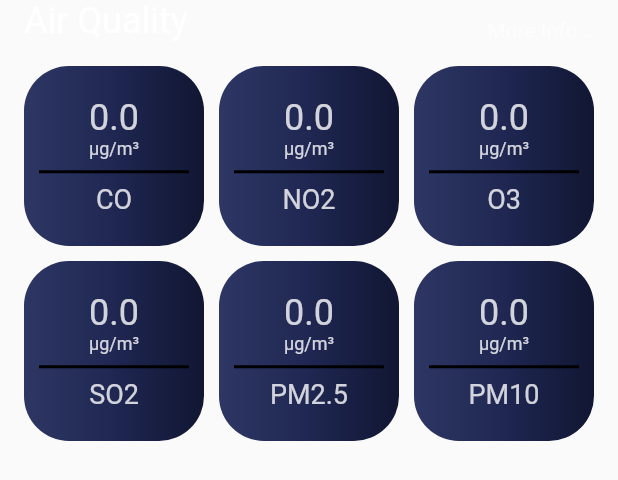
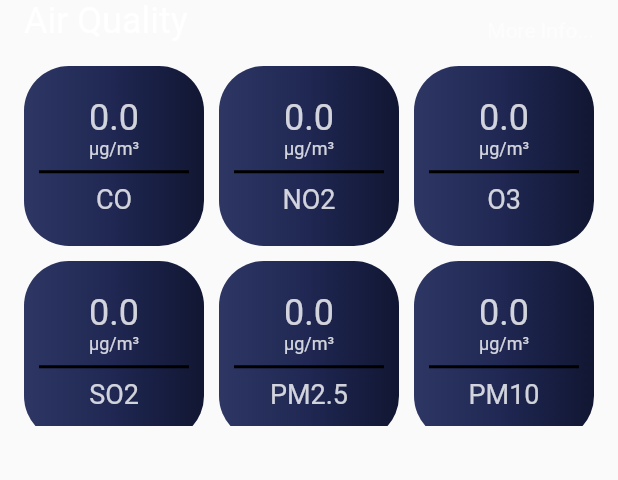
Before and after one commit to AbhinayPatil/Hows-The-Sky-, a Flutter app: the AqiGraph widget shown alone on an empty page, opened directly with empty values, on a phone screen of 412 x 824 dp. Shown: the top 480 px of the screen. Run offline on Flutter 3.47's test engine with Material 2 defaults, Android fonts, the phone set to English and light mode, and no system bars; our stand-ins replace geocoding, geolocator.

```diff
--- a/lib/providers/current_weather_provider.dart
+++ b/lib/providers/current_weather_provider.dart
@@ -6,6 +6,7 @@ import 'package:weatherapp/services/current_weather_api.dart';
 class CurrentWeatherProvider with ChangeNotifier {
   final _service = CurrentWeatherApi();
   bool isLoading = false;
+  bool loadedOnce = false;
   CurrentWeatherModel _currentWeather = CurrentWeatherModel(
     aqi: {},
     aqiColor: Colors.white,
@@ -24,9 +25,12 @@ class CurrentWeatherProvider with ChangeNotifier {
   Future<void> updateData(String lat, String lon) async {
     isLoading = true;
     notifyListeners();
-    final response = await _service.apiCall(lat, lon);
+    if (loadedOnce == false) {
+      final response = await _service.apiCall(lat, lon);
     _currentWeather = response;
+    }
     isLoading = false;
+    loadedOnce = true;
     notifyListeners();
   }
 }
--- a/lib/screens/splash_screen.dart
+++ b/lib/screens/splash_screen.dart
@@ -8,7 +8,7 @@ import 'package:weatherapp/providers/current_location_provider.dart';
 import 'package:weatherapp/utils/bottom_nav_bar.dart';
 
 class SplashScreen extends StatefulWidget {
-  SplashScreen({super.key});
+  const SplashScreen({super.key});
 
   @override
   State<SplashScreen> createState() => _SplashScreenState();
@@ -103,7 +103,7 @@ class _SplashScreenState extends State<SplashScreen> {
           _currentPosition!.latitude.toString(),
           _currentPosition!.longitude.toString(),
         );
-        Navigator.push(
+        Navigator.pushReplacement(
           context,
           MaterialPageRoute(
             builder: (context) => const BottomNavBar(),
--- a/lib/utils/aqi_graph.dart
+++ /dev/null
@@ -1,100 +0,0 @@
-import 'package:flutter/material.dart';
-import 'package:weatherapp/utils/bar_widget.dart';
-
-class AqiGraph extends StatelessWidget {
-  double? co;
-  double? no2;
-  double? o3;
-  double? so2;
-  double? pm2_5;
-  double? pm10;
-  double? epaIndex;
-  AqiGraph(
-      {super.key,
-      required this.co,
-      required this.no2,
-      required this.o3,
-      required this.epaIndex,
-      required this.pm10,
-      required this.pm2_5,
-      required this.so2});
-
-  @override
-  Widget build(BuildContext context) {
-    return Padding(
-      padding: const EdgeInsets.symmetric(
-        horizontal: 16.0,
-      ),
-      child: Container(
-        child: Column(
-          children: [
-            Row(
-              mainAxisAlignment: MainAxisAlignment.spaceBetween,
-              crossAxisAlignment: CrossAxisAlignment.end,
-              children: [
-                Text(
-                  "Air Quality",
-                  style: TextStyle(
-                    color: Colors.white.withOpacity(.9),
-                    fontSize: 24,
-                  ),
-                ),
-                GestureDetector(
-                  onTap: () {},
-                  child: Text(
-                    "More Info...",
-                    style: TextStyle(
-                      color: Colors.white.withOpacity(
-                        .5,
-                      ),
-                    ),
-                  ),
-                ),
-              ],
-            ),
-            const SizedBox(
-              height: 16,
-            ),
-            SizedBox(
-              width: MediaQuery.of(context).size.width,
-              height: 400,
-              child: GridView(
-                gridDelegate: SliverGridDelegateWithFixedCrossAxisCount(
-                  crossAxisCount: MediaQuery.of(context).size.width ~/ 120,
-                  crossAxisSpacing: 10,
-                  mainAxisSpacing: 10,
-                ),
-                children: [
-                  BarWidget(
-                    value: co!,
-                    name: "CO",
-                  ),
-                  BarWidget(
-                    value: no2!,
-                    name: "NO2",
-                  ),
-                  BarWidget(
-                    value: o3!,
-                    name: "O3",
-                  ),
-                  BarWidget(
-                    value: so2!,
-                    name: "SO2",
-                  ),
-                  BarWidget(
-                    value: pm2_5!,
-                    name: "PM2.5",
-                  ),
-                  BarWidget(
-                    value: pm10!,
-                    name: "PM10",
-                  ),
-                ],
-              ),
-            ),
-          ],
-        ),
-      ),
-    );
-  }
-}
--- /dev/null
+++ b/lib/utils/aqi_info.dart
@@ -0,0 +1,98 @@
+import 'package:flutter/material.dart';
+import 'package:weatherapp/utils/element_box.dart';
+
+class AqiGraph extends StatelessWidget {
+  double? co;
+  double? no2;
+  double? o3;
+  double? so2;
+  double? pm2_5;
+  double? pm10;
+  double? epaIndex;
+  AqiGraph(
+      {super.key,
+      required this.co,
+      required this.no2,
+      required this.o3,
+      required this.epaIndex,
+      required this.pm10,
+      required this.pm2_5,
+      required this.so2});
+
+  @override
+  Widget build(BuildContext context) {
+    return Padding(
+      padding: const EdgeInsets.symmetric(
+        horizontal: 16.0,
+      ),
+      child: Column(
+        children: [
+          Row(
+            mainAxisAlignment: MainAxisAlignment.spaceBetween,
+            crossAxisAlignment: CrossAxisAlignment.end,
+            children: [
+              Text(
+                "Air Quality",
+                style: TextStyle(
+                  color: Colors.white.withOpacity(.9),
+                  fontSize: 24,
+                ),
+              ),
+              GestureDetector(
+                onTap: () {},
+                child: Text(
+                  "More Info...",
+                  style: TextStyle(
+                    color: Colors.white.withOpacity(
+                      .5,
+                    ),
+                  ),
+                ),
+              ),
+            ],
+          ),
+          const SizedBox(
+            height: 16,
+          ),
+          SizedBox(
+            width: MediaQuery.of(context).size.width,
+            height: 240,
+            child: GridView(
+              gridDelegate: SliverGridDelegateWithFixedCrossAxisCount(
+                crossAxisCount: MediaQuery.of(context).size.width ~/ 120,
+                crossAxisSpacing: 10,
+                mainAxisSpacing: 10,
+              ),
+              children: [
+                ElementBox(
+                  value: co!,
+                  name: "CO",
+                ),
+                ElementBox(
+                  value: no2!,
+                  name: "NO2",
+                ),
+                ElementBox(
+                  value: o3!,
+                  name: "O3",
+                ),
+                ElementBox(
+                  value: so2!,
+                  name: "SO2",
+                ),
+                ElementBox(
+                  value: pm2_5!,
+                  name: "PM2.5",
+                ),
+                ElementBox(
+                  value: pm10!,
+                  name: "PM10",
+                ),
+              ],
+            ),
+          ),
+        ],
+      ),
+    );
+  }
+}
--- a/lib/utils/bottom_nav_bar.dart
+++ b/lib/utils/bottom_nav_bar.dart
@@ -10,10 +10,10 @@ class BottomNavBar extends StatefulWidget {
 }
 
 class _BottomNavBarState extends State<BottomNavBar> {
-  int _currentIndex = 0;
+  int _currentIndex = 1;
   List<Widget> pageList = [
-    HomeScreen(),
-    SearchForecastScreen(),
+    const HomeScreen(),
+    const SearchForecastScreen(),
   ];
 
   @override
--- a/lib/utils/bar_widget.dart
+++ b/lib/utils/element_box.dart
@@ -1,9 +1,9 @@
 import 'package:flutter/material.dart';
 
-class BarWidget extends StatelessWidget {
+class ElementBox extends StatelessWidget {
   double value;
   String name;
-  BarWidget({super.key, required this.value, required this.name});
+  ElementBox({super.key, required this.value, required this.name});
 
   @override
   Widget build(BuildContext context) {
```
Also changed, not shown: lib/main.dart (+5 -3 lines), lib/models/forecast_day_weather_model.dart (added, +29 -0 lines), lib/providers/forecast_weather_provider.dart (added, +27 -0 lines), lib/screens/alert_screen.dart (added, +35 -0 lines), lib/screens/home_screen.dart (+14 -4 lines), lib/screens/search_forecast_screen.dart (+38 -3 lines), lib/services/forecast_api.dart (added, +54 -0 lines).
